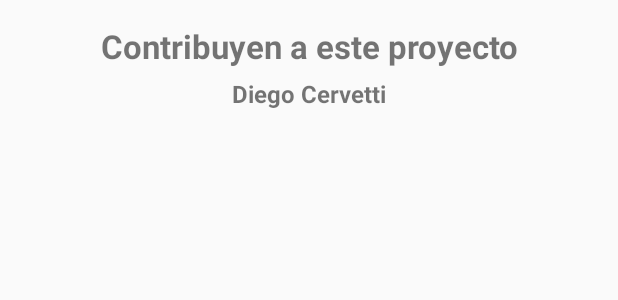
After one commit to diegocervetti/Edu-T, an Android app: the layout layout_contributors.xml on its own in the app's theme, with its tools: preview values and no code run, on a phone screen of 412 x 824 dp. The commit adds this screen. Shown: the top 300 px of the screen. Run offline under Robolectric (Android 15) with nearby library versions, the phone set to English and light mode, and no system bars.

Commit message:
Add nombre al contributors layout

```diff
--- /dev/null
+++ b/app/src/main/res/layout/layout_contributors.xml
@@ -0,0 +1,24 @@
+<?xml version="1.0" encoding="utf-8"?>
+<LinearLayout xmlns:android="http://schemas.android.com/apk/res/android"
+    android:orientation="vertical" android:layout_width="match_parent"
+    android:layout_height="match_parent">
+
+    <TextView
+        android:layout_width="match_parent"
+        android:layout_height="wrap_content"
+        android:text="@string/contributors"
+        android:textStyle="bold"
+        android:textSize="22sp"
+        android:textAlignment="center"
+        android:layout_marginTop="16dp"/>
+
+    <TextView
+        android:layout_width="match_parent"
+        android:layout_height="wrap_content"
+        android:text="@string/profe"
+        android:textStyle="bold"
+        android:textSize="16sp"
+        android:textAlignment="center"
+        android:layout_marginTop="6dp"/>
+
+</LinearLayout>
--- a/app/src/main/res/values/strings.xml
+++ b/app/src/main/res/values/strings.xml
@@ -1,3 +1,5 @@
 <resources>
     <string name="app_name">Edu-T</string>
+    <string name="contributors">Contribuyen a este proyecto</string>
+    <string name="profe">Diego Cervetti</string>
 </resources>
```
